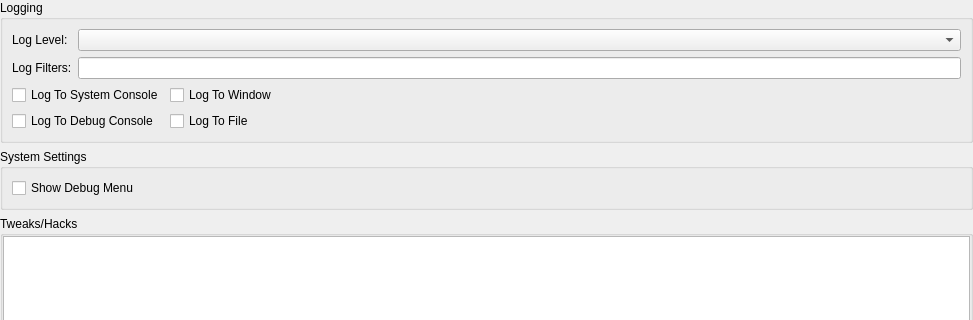
First picture: the form in src/duckstation-qt/advancedsettingswidget.ui, repository kofxi3584karlayang/duckstation, before the edit; both pictures show x 0 to 973 and y 0 to 320 of the 973 by 507 pixel window.
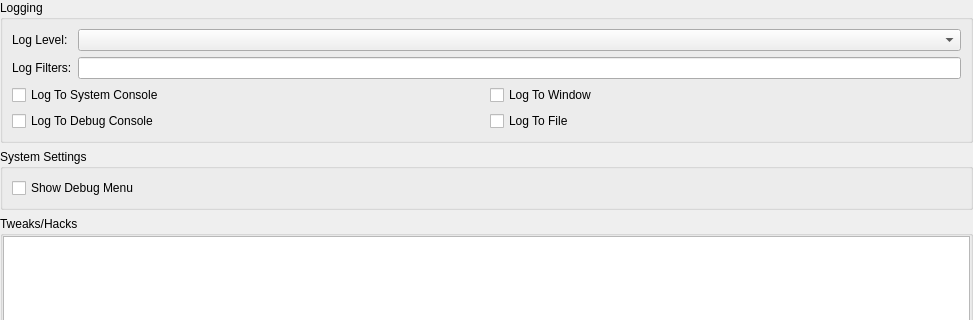
Second picture: the form after the edit.

The edit to the form file:
```diff
--- a/src/duckstation-qt/advancedsettingswidget.ui
+++ b/src/duckstation-qt/advancedsettingswidget.ui
@@ -57,7 +57,7 @@
        </layout>
       </item>
       <item>
-       <layout class="QFormLayout" name="formLayout_3">
+       <layout class="QGridLayout" name="gridLayout_2">
         <item row="0" column="0">
          <widget class="QCheckBox" name="logToConsole">
           <property name="text">
```
Left out of the diff: 2 changed lines with no effect on the pictures.
